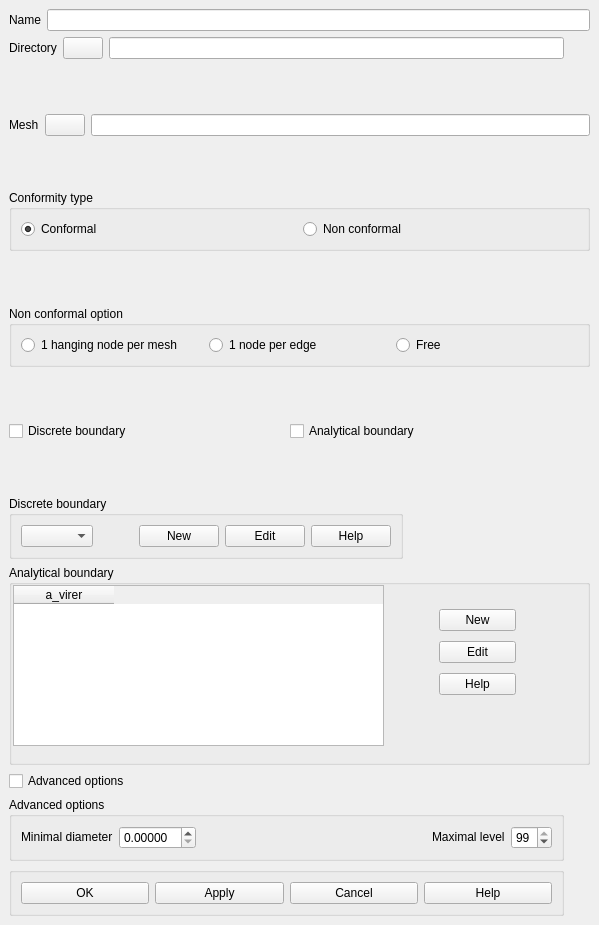
Old version of the form src/HOMARDGUI/CreateCase.ui in the repository SalomePlatform/homard.
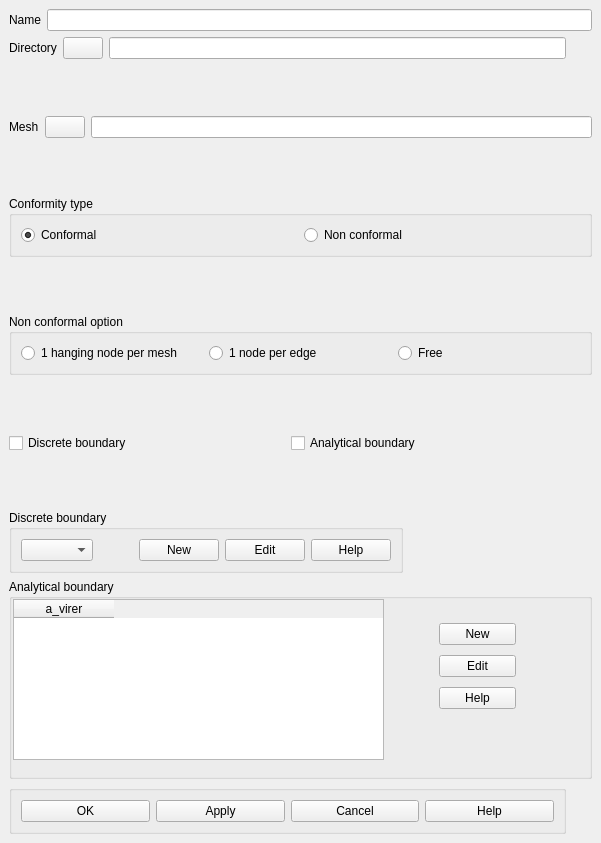
New version of the form.

```diff
--- a/src/HOMARDGUI/CreateCase.ui
+++ b/src/HOMARDGUI/CreateCase.ui
@@ -5,8 +5,8 @@
    <rect>
     <x>0</x>
     <y>0</y>
-    <width>599</width>
-    <height>925</height>
+    <width>601</width>
+    <height>843</height>
    </rect>
   </property>
   <property name="sizePolicy" >
@@ -30,84 +30,6 @@
    <property name="spacing" >
     <number>6</number>
    </property>
-   <item row="14" column="0" >
-    <widget class="QGroupBox" name="GBAdvancedOptions" >
-     <property name="title" >
-      <string>Advanced options</string>
-     </property>
-     <layout class="QGridLayout" >
-      <property name="margin" >
-       <number>9</number>
-      </property>
-      <property name="spacing" >
-       <number>6</number>
-      </property>
-      <item row="0" column="2" >
-       <spacer>
-        <property name="orientation" >
-         <enum>Qt::Horizontal</enum>
-        </property>
-        <property name="sizeHint" >
-         <size>
-          <width>40</width>
-          <height>20</height>
-         </size>
-        </property>
-       </spacer>
-      </item>
-      <item row="0" column="0" >
-       <widget class="QLabel" name="TLMinimalDiameter" >
-        <property name="sizePolicy" >
-         <sizepolicy>
-          <hsizetype>0</hsizetype>
-          <vsizetype>0</vsizetype>
-          <horstretch>0</horstretch>
-          <verstretch>0</verstretch>
-         </sizepolicy>
-        </property>
-        <property name="text" >
-         <string>Minimal diameter</string>
-        </property>
-        <property name="wordWrap" >
-         <bool>false</bool>
-        </property>
-       </widget>
-      </item>
-      <item row="0" column="4" >
-       <widget class="QSpinBox" name="spinBoxNivMax" >
-        <property name="value" >
-         <number>99</number>
-        </property>
-       </widget>
-      </item>
-      <item row="0" column="1" >
-       <widget class="QDoubleSpinBox" name="doubleSpinBoxDiamMin" >
-        <property name="decimals" >
-         <number>5</number>
-        </property>
-       </widget>
-      </item>
-      <item row="0" column="3" >
-       <widget class="QLabel" name="TLMaximalLevel" >
-        <property name="sizePolicy" >
-         <sizepolicy>
-          <hsizetype>0</hsizetype>
-          <vsizetype>0</vsizetype>
-          <horstretch>0</horstretch>
-          <verstretch>0</verstretch>
-         </sizepolicy>
-        </property>
-        <property name="text" >
-         <string>Maximal level</string>
-        </property>
-        <property name="wordWrap" >
-         <bool>false</bool>
-        </property>
-       </widget>
-      </item>
-     </layout>
-    </widget>
-   </item>
    <item row="12" column="0" colspan="2" >
     <widget class="QGroupBox" name="GBBoundaryA" >
      <property name="minimumSize" >
@@ -196,13 +118,6 @@
      </widget>
     </widget>
    </item>
-   <item row="13" column="0" >
-    <widget class="QCheckBox" name="CBAdvanced" >
-     <property name="text" >
-      <string>Advanced options</string>
-     </property>
-    </widget>
-   </item>
    <item row="11" column="0" >
     <widget class="QGroupBox" name="GBBoundaryD" >
      <property name="sizePolicy" >
@@ -282,7 +197,7 @@
      </layout>
     </widget>
    </item>
-   <item row="15" column="0" >
+   <item row="13" column="0" >
     <widget class="QGroupBox" name="GroupButtons" >
      <property name="title" >
       <string/>
```
